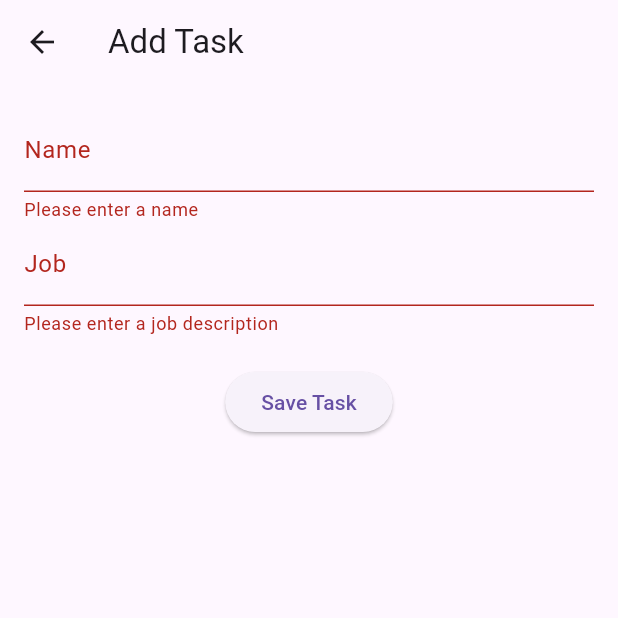
After one commit to musab-sheikh/TaskManager, a Flutter app: the AddEditTaskScreen screen opened directly, after a tap on "Save Task", on a phone screen of 412 x 824 dp, the top half of it. The commit adds this screen. Run offline on Flutter 3.47's test engine with Material 3 defaults, Android fonts, the phone set to English and light mode, and no system bars; our stand-ins replace shared_preferences; accounts and stored records are empty.

Commit message:
Almost Done

```diff
--- a/task_manager/lib/Providers/task_provider.dart
+++ b/task_manager/lib/Providers/task_provider.dart
@@ -25,5 +25,24 @@ class TaskProvider with ChangeNotifier {
     notifyListeners();
   }
 
-  // Implement addTask, editTask, deleteTask and make sure to call _localStorageService.saveTasks(_tasks) after updating the list
+  void addTask(Task task) async {
+    _tasks.add(task);
+    await _localStorageService.saveTasks(_tasks);
+    notifyListeners();
+  }
+
+  void editTask(Task updatedTask) async {
+    int index = _tasks.indexWhere((task) => task.id == updatedTask.id);
+    if(index != -1) {
+      _tasks[index] = updatedTask;
+      await _localStorageService.saveTasks(_tasks);
+      notifyListeners();
+    }
+  }
+
+  void deleteTask(int taskId) async {
+    _tasks.removeWhere((task) => task.id == taskId);
+    await _localStorageService.saveTasks(_tasks);
+    notifyListeners();
+  }
 }
--- a/task_manager/lib/Task_Management/task_model.dart
+++ b/task_manager/lib/Task_Management/task_model.dart
@@ -19,9 +19,9 @@
 
 
 class Task {
-  final int id;
-  final String name;
-  final String job;
+  int id;
+  String name;
+  String job;
 
   Task({required this.id, required this.name, required this.job});
 
@@ -33,9 +33,11 @@ class Task {
     );
   }
 
-  Map<String, dynamic> toJson() => {
-        'id': id,
-        'name': name,
-        'job': job,
-      };
+  Map<String, dynamic> toJson() {
+    return {
+      'id': id,
+      'name': name,
+      'job': job,
+    };
+  }
 }
--- /dev/null
+++ b/task_manager/lib/UI/add_edit.dart
@@ -0,0 +1,92 @@
+import 'package:flutter/material.dart';
+import 'package:provider/provider.dart';
+import 'package:task_manager/Providers/task_provider.dart';
+import 'package:task_manager/Task_Management/task_model.dart';
+
+
+class AddEditTaskScreen extends StatefulWidget {
+  final Task? task;
+
+  AddEditTaskScreen({this.task});
+
+  @override
+  _AddEditTaskScreenState createState() => _AddEditTaskScreenState();
+}
+
+class _AddEditTaskScreenState extends State<AddEditTaskScreen> {
+  final _formKey = GlobalKey<FormState>();
+  late int _id;
+  late String _name;
+  late String _job;
+
+  @override
+  void initState() {
+    super.initState();
+    _id = widget.task?.id ?? 0; // Initialize _id with the task id or 0 if task is null
+    _name = widget.task?.name ?? '';
+    _job = widget.task?.job ?? '';
+  }
+
+  void _submit() {
+    if (_formKey.currentState!.validate()) {
+      _formKey.currentState!.save();
+      if (widget.task == null) {
+        // Create a new task with the given name and job
+        Task newTask = Task(id: _id, name: _name, job: _job);
+        Provider.of<TaskProvider>(context, listen: false).addTask(newTask);
+      } else {
+        // Edit logic
+      }
+        // Update an existing task with the modified name and job
+        Task updatedTask = Task(id: widget.task!.id, name: _name, job: _job);
+        Provider.of<TaskProvider>(context, listen: false).editTask(updatedTask);
+      Navigator.of(context).pop(); // Go back to the previous screen
+    }
+  }
+
+  @override
+  Widget build(BuildContext context) {
+    return Scaffold(
+      appBar: AppBar(
+        title: Text(widget.task == null ? 'Add Task' : 'Edit Task'),
+      ),
+      body: Padding(
+        padding: const EdgeInsets.all(16.0),
+        child: Form(
+          key: _formKey,
+          child: Column(
+            children: <Widget>[
+              TextFormField(
+                initialValue: _name,
+                decoration: InputDecoration(labelText: 'Name'),
+                onSaved: (value) => _name = value!,
+                validator: (value) {
+                  if (value!.isEmpty) {
+                    return 'Please enter a name';
+                  }
+                  return null;
+                },
+              ),
+              TextFormField(
+                initialValue: _job,
+                decoration: InputDecoration(labelText: 'Job'),
+                onSaved: (value) => _job = value!,
+                validator: (value) {
+                  if (value!.isEmpty) {
+                    return 'Please enter a job description';
+                  }
+                  return null;
+                },
+              ),
+              SizedBox(height: 20),
+              ElevatedButton(
+                onPressed: _submit,
+                child: Text('Save Task'),
+              ),
+            ],
+          ),
+        ),
+      ),
+    );
+  }
+}
```
Also changed, not shown: task_manager/lib/Authentication/auth_service.dart (+21 -1 lines), task_manager/lib/UI/login.dart (+35 -1 lines), task_manager/lib/UI/task_screen.dart (+78 -20 lines).
